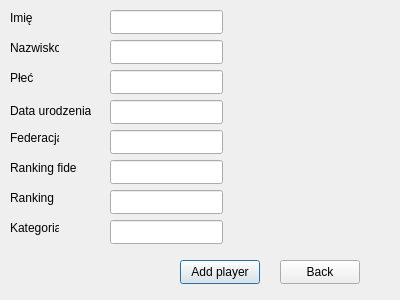
Old version of the form chess_pairing_program/addnewplayer.ui in the repository szachiszta/chess-pairing-program.
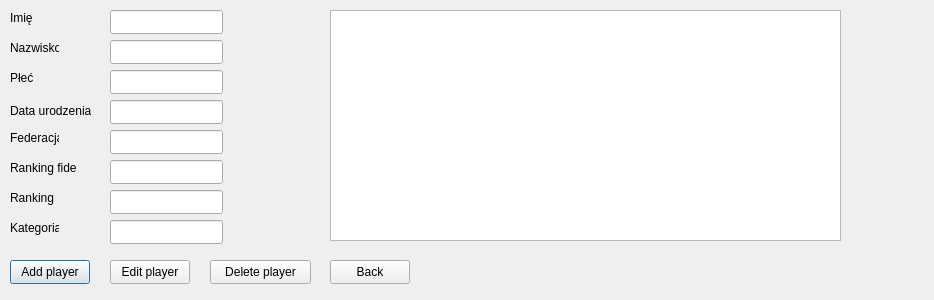
New version of the form.

Diff of the .ui file:
```diff
--- a/chess_pairing_program/addnewplayer.ui
+++ b/chess_pairing_program/addnewplayer.ui
@@ -6,7 +6,7 @@
    <rect>
     <x>0</x>
     <y>0</y>
-    <width>400</width>
+    <width>934</width>
     <height>300</height>
    </rect>
   </property>
@@ -120,7 +120,7 @@
   <widget class="QPushButton" name="pushButton">
    <property name="geometry">
     <rect>
-     <x>180</x>
+     <x>10</x>
      <y>260</y>
      <width>80</width>
      <height>24</height>
@@ -133,7 +133,7 @@
   <widget class="QPushButton" name="pushButton_2">
    <property name="geometry">
     <rect>
-     <x>280</x>
+     <x>330</x>
      <y>260</y>
      <width>80</width>
      <height>24</height>
@@ -247,6 +247,42 @@
     <string>Kategoria</string>
    </property>
   </widget>
+  <widget class="QTableView" name="tableView">
+   <property name="geometry">
+    <rect>
+     <x>330</x>
+     <y>10</y>
+     <width>511</width>
+     <height>231</height>
+    </rect>
+   </property>
+  </widget>
+  <widget class="QPushButton" name="edit_player">
+   <property name="geometry">
+    <rect>
+     <x>110</x>
+     <y>260</y>
+     <width>80</width>
+     <height>24</height>
+    </rect>
+   </property>
+   <property name="text">
+    <string>Edit player</string>
+   </property>
+  </widget>
+  <widget class="QPushButton" name="pushButton_3">
+   <property name="geometry">
+    <rect>
+     <x>210</x>
+     <y>260</y>
+     <width>101</width>
+     <height>24</height>
+    </rect>
+   </property>
+   <property name="text">
+    <string>Delete player</string>
+   </property>
+  </widget>
  </widget>
  <resources/>
  <connections/>
```
